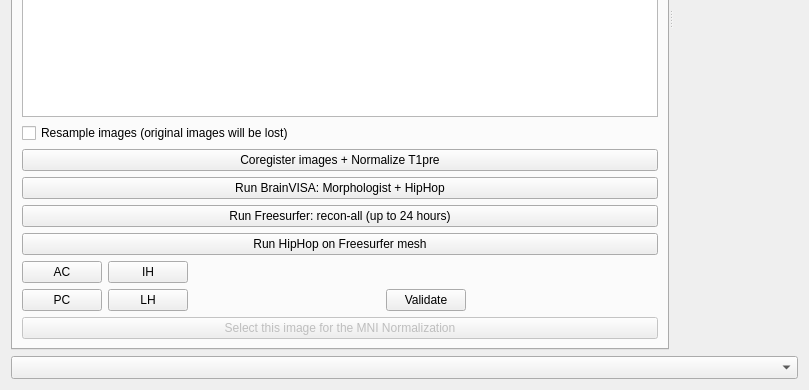
Qt form ImageImport.ui (IntrAnatSEEGSoftware/IntrAnat) before a commit; both pictures show x 0 to 809 and y 346 to 736 of the 809 by 736 pixel window.
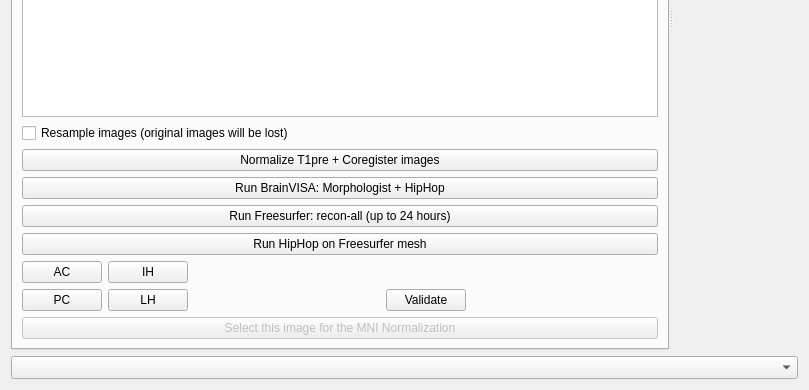
The same form after that commit.

Commit message: Rename normalize button

```diff
--- a/ImageImport.ui
+++ b/ImageImport.ui
@@ -807,7 +807,7 @@
            <bool>true</bool>
           </property>
           <property name="text">
-           <string>Coregister images + Normalize T1pre</string>
+           <string>Normalize T1pre + Coregister images</string>
           </property>
          </widget>
         </item>
```
The commit also changes 1 other file.
